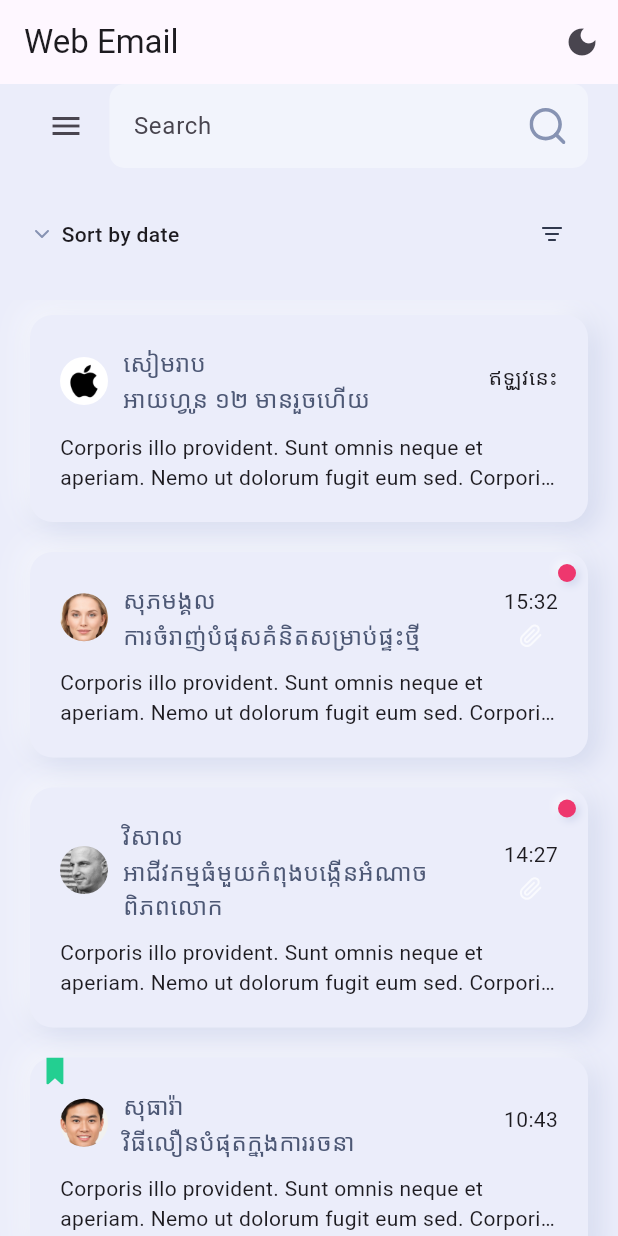
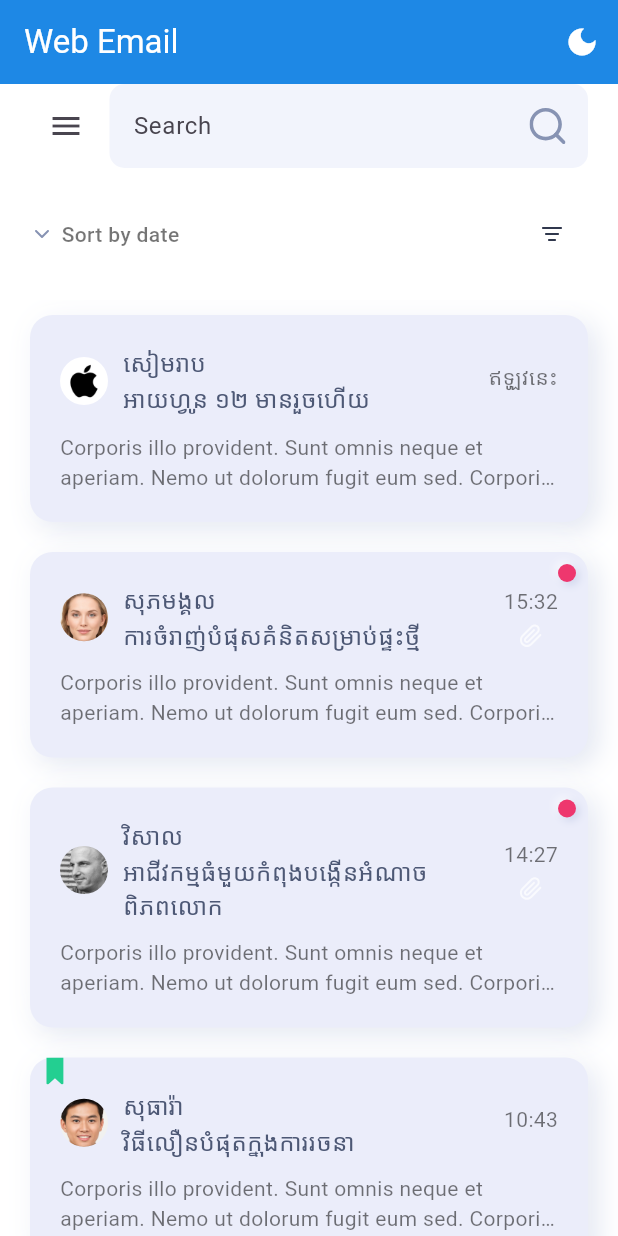
Before and after one commit to kakelay/Outlook-UI, a Flutter app: the screen it shows after launch, on a phone screen of 412 x 824 dp. Run offline on Flutter 3.47's test engine with Material 3 defaults, Android fonts, the light colour scheme and no system bars; our stand-ins replace websafe_svg.

Commit message:
update code for dark and light mood

```diff
--- a/lib/components/side_menu.dart
+++ b/lib/components/side_menu.dart
@@ -7,16 +7,15 @@ import 'tags.dart';
 import 'package:flutter/foundation.dart' show kIsWeb;
 
 class SideMenu extends StatelessWidget {
-    SideMenu({
-    Key? key,
-  }) : super(key: key);
+  SideMenu({Key? key}) : super(key: key);
 
   @override
   Widget build(BuildContext context) {
     return Container(
       height: double.infinity,
       padding: EdgeInsets.only(top: kIsWeb ? kDefaultPadding : 0),
-      color: kBgLightColor,
+      // color: kBgLightColor,
+      color: Theme.of(context).scaffoldBackgroundColor, // Adapt to theme
       child: SafeArea(
         child: SingleChildScrollView(
           padding: EdgeInsets.symmetric(horizontal: kDefaultPadding),
@@ -24,31 +23,30 @@ class SideMenu extends StatelessWidget {
             children: [
               Row(
                 children: [
-                  Image.asset(
-                    "assets/images/Logo Outlook.png",
-                    width: 46,
-                  ),
+                  Image.asset("assets/images/Logo Outlook.png", width: 46),
                   Spacer(),
                   // We don't want to show this close button on Desktop mood
                   if (!Responsive.isDesktop(context)) CloseButton(),
                 ],
               ),
               SizedBox(height: kDefaultPadding),
-              TextButton(onPressed: () {
-
-              }, child:  Text(
+              TextButton(
+                onPressed: () {},
+                child: Text(
                   "New message",
                   style: TextStyle(color: Colors.white),
-                ),),
+                ),
+              ),
 
               SizedBox(height: kDefaultPadding),
 
-              TextButton(onPressed: () {
-
-              }, child:  Text(
+              TextButton(
+                onPressed: () {},
+                child: Text(
                   "Get messages",
                   style: TextStyle(color: Colors.white),
-                ),),
+                ),
+              ),
               // FlatButton.icon(
               //   minWidth: double.infinity,
               //   padding: EdgeInsets.symmetric(
@@ -82,14 +80,14 @@ class SideMenu extends StatelessWidget {
                 isActive: false,
               ),
               SideMenuItem(
-                  itemCount: 1,
+                itemCount: 1,
                 press: () {},
                 title: "Drafts",
                 iconSrc: "assets/Icons/File.svg",
                 isActive: false,
               ),
               SideMenuItem(
-                  itemCount: 1,
+                itemCount: 1,
                 press: () {},
                 title: "Deleted",
                 iconSrc: "assets/Icons/Trash.svg",
--- a/lib/main.dart
+++ b/lib/main.dart
@@ -11,11 +11,11 @@ class MyApp extends StatefulWidget {
 }
 
 class _MyAppState extends State<MyApp> {
-  bool isDarkMode = false;
+  ThemeMode _themeMode = ThemeMode.light; // Default light mode
 
   void toggleTheme() {
     setState(() {
-      isDarkMode = !isDarkMode;
+      _themeMode = _themeMode == ThemeMode.light ? ThemeMode.dark : ThemeMode.light;
     });
   }
 
@@ -23,10 +23,36 @@ class _MyAppState extends State<MyApp> {
   Widget build(BuildContext context) {
     return MaterialApp(
       debugShowCheckedModeBanner: false,
-      title: 'Flutter Demo',
-      theme: ThemeData.light(),
-      darkTheme: ThemeData.dark(),
-      themeMode: isDarkMode ? ThemeMode.dark : ThemeMode.light,
+      title: 'Web Email',
+      theme: ThemeData(
+        brightness: Brightness.light,
+        primarySwatch: Colors.blue,
+        scaffoldBackgroundColor: Colors.white,
+        appBarTheme: AppBarTheme(
+          backgroundColor: Colors.blue[600],
+          foregroundColor: Colors.white,
+        ),
+        cardColor: Colors.white,
+        textTheme: TextTheme(
+          bodyLarge: TextStyle(color: Colors.black87), // Updated from bodyText1
+          bodyMedium: TextStyle(color: Colors.black54), // Updated from bodyText2
+        ),
+      ),
+      darkTheme: ThemeData(
+        brightness: Brightness.dark,
+        primarySwatch: Colors.blueGrey,
+        scaffoldBackgroundColor: Color(0xFF1E1E1E), // Soft dark gray
+        appBarTheme: AppBarTheme(
+          backgroundColor: Color(0xFF2A2A2A), // Dark gray but not black
+          foregroundColor: Colors.white,
+        ),
+        cardColor: Color(0xFF292929), // Slightly lighter gray for cards
+        textTheme: TextTheme(
+          bodyLarge: TextStyle(color: Colors.white70), // Updated from bodyText1
+          bodyMedium: TextStyle(color: Colors.white60), // Updated from bodyText2
+        ),
+      ),
+      themeMode: _themeMode, // Switch between light and dark mode
       home: MainScreen(toggleTheme: toggleTheme),
     );
   }
--- a/lib/screens/email/email_screen.dart
+++ b/lib/screens/email/email_screen.dart
@@ -16,7 +16,8 @@ class EmailScreen extends StatelessWidget {
   Widget build(BuildContext context) {
     return Scaffold(
       body: Container(
-        color: Colors.white,
+        // color: Colors.white,
+        color: Theme.of(context).scaffoldBackgroundColor, // Adapt to theme
         child: SafeArea(
           child: Column(
             children: [
--- a/lib/screens/main/components/list_of_emails.dart
+++ b/lib/screens/main/components/list_of_emails.dart
@@ -12,9 +12,7 @@ import 'package:flutter/foundation.dart' show kIsWeb;
 
 class ListOfEmails extends StatefulWidget {
   // Press "Command + ."
-  const ListOfEmails({
-    Key? key,
-  }) : super(key: key);
+  const ListOfEmails({Key? key}) : super(key: key);
 
   @override
   _ListOfEmailsState createState() => _ListOfEmailsState();
@@ -32,15 +30,17 @@ class _ListOfEmailsState extends State<ListOfEmails> {
       ),
       body: Container(
         padding: EdgeInsets.only(top: kIsWeb ? kDefaultPadding : 0),
-        color: kBgDarkColor,
+        // color: kBgDarkColor,
+        color: Theme.of(context).scaffoldBackgroundColor, // Adapt to theme
         child: SafeArea(
           right: false,
           child: Column(
             children: [
               // This is our Seearch bar
               Padding(
-                padding:
-                    const EdgeInsets.symmetric(horizontal: kDefaultPadding),
+                padding: const EdgeInsets.symmetric(
+                  horizontal: kDefaultPadding,
+                ),
                 child: Row(
                   children: [
                     // Once user click the menu icon the menu shows like drawer
@@ -62,7 +62,8 @@ class _ListOfEmailsState extends State<ListOfEmails> {
                           filled: true,
                           suffixIcon: Padding(
                             padding: const EdgeInsets.all(
-                                kDefaultPadding * 0.75), //15
+                              kDefaultPadding * 0.75,
+                            ), //15
                             child: WebsafeSvg.asset(
                               "assets/Icons/Search.svg",
                               width: 24,
@@ -80,15 +81,16 @@ class _ListOfEmailsState extends State<ListOfEmails> {
               ),
               SizedBox(height: kDefaultPadding),
               Padding(
-                padding:
-                    const EdgeInsets.symmetric(horizontal: kDefaultPadding),
+                padding: const EdgeInsets.symmetric(
+                  horizontal: kDefaultPadding,
+                ),
                 child: Row(
                   children: [
                     WebsafeSvg.asset(
                       "assets/Icons/Angle down.svg",
                       width: 16,
+
                       // color: Colors.black,
-
                     ),
                     SizedBox(width: 5),
                     Text(
@@ -112,14 +114,17 @@ class _ListOfEmailsState extends State<ListOfEmails> {
                 child: ListView.builder(
                   itemCount: emails.length,
                   // On mobile this active dosen't mean anything
-                  itemBuilder: (context, index) => EmailCard(
-                    isActive: Responsive.isMobile(context) ? false : index == 0,
+                  itemBuilder:
+                      (context, index) => EmailCard(
+                        isActive:
+                            Responsive.isMobile(context) ? false : index == 0,
                         email: emails[index],
                         press: () {
                           Navigator.push(
                             context,
                             MaterialPageRoute(
-                          builder: (context) =>
+                              builder:
+                                  (context) =>
                                       EmailScreen(email: emails[index]),
                             ),
                           );
```
Lines whose indentation alone changed are shown as unchanged.
